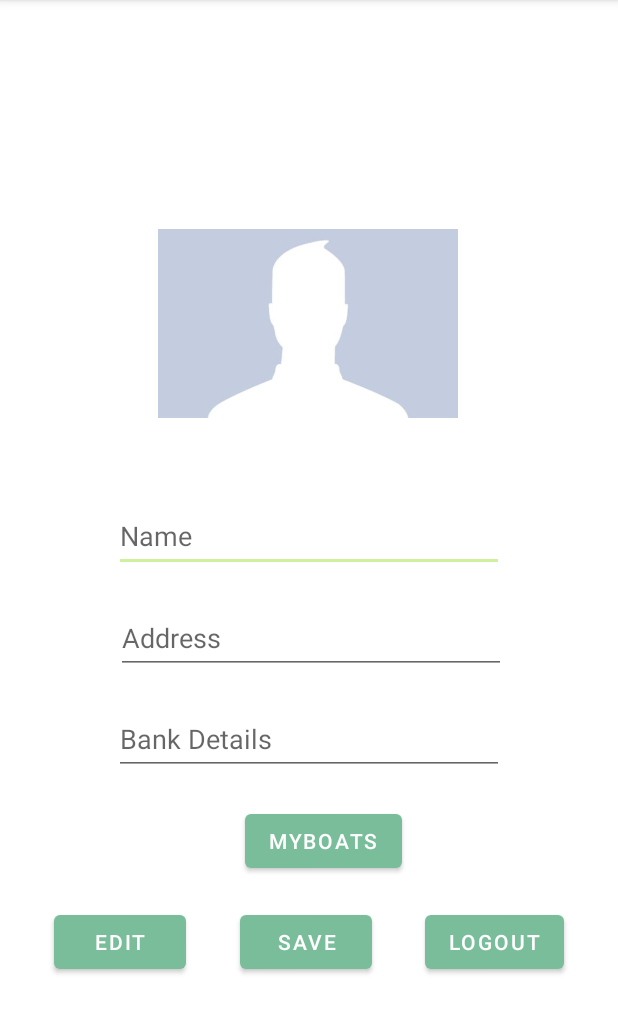
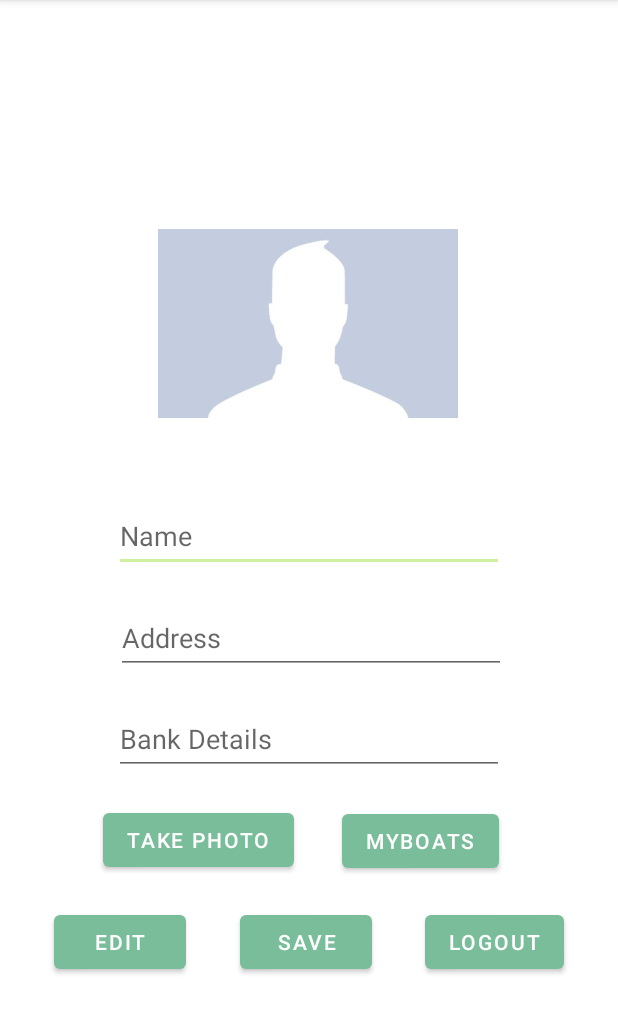
Before and after one commit to PaulaSanches/RentmyBoatApp, an Android app: the Boatowner screen opened directly, with no data from a screen before it, on a phone screen of 412 x 824 dp, the part 84-1118 px from its top. Run offline under Robolectric (Android 15) with nearby library versions, the phone set to English and light mode, and no system bars; our stand-ins replace Firebase (no records; nobody signed in at launch, a user with empty details on screens opened directly).

Commit message:
Photo button

```diff
--- a/app/src/main/res/layout/boatowner.xml
+++ b/app/src/main/res/layout/boatowner.xml
@@ -50,11 +50,22 @@
         android:id="@+id/Myboats_btn"
         android:layout_width="wrap_content"
         android:layout_height="wrap_content"
-        android:layout_marginStart="3dp"
+        android:layout_marginStart="68dp"
         android:text="@string/Myboats_btn"
         app:layout_constraintBottom_toTopOf="@+id/Save_btn"
         app:layout_constraintStart_toStartOf="@+id/Save_btn"
         app:layout_constraintTop_toBottomOf="@+id/edit_Bank" />
+
+    <Button
+        android:id="@+id/takePhoto"
+        android:layout_width="wrap_content"
+        android:layout_height="wrap_content"
+        android:layout_marginEnd="32dp"
+        android:layout_marginBottom="20dp"
+        android:text="Take photo"
+        android:onClick="takePhoto"
+        app:layout_constraintBottom_toTopOf="@+id/Edit_btn"
+        app:layout_constraintEnd_toStartOf="@+id/Myboats_btn" />
 
     <EditText
         android:id="@+id/edit_Bank"
```
Also changed, not shown: app/src/main/java/com/project/rentmyboatapp/Boatowner.java (+16 -0 lines).
